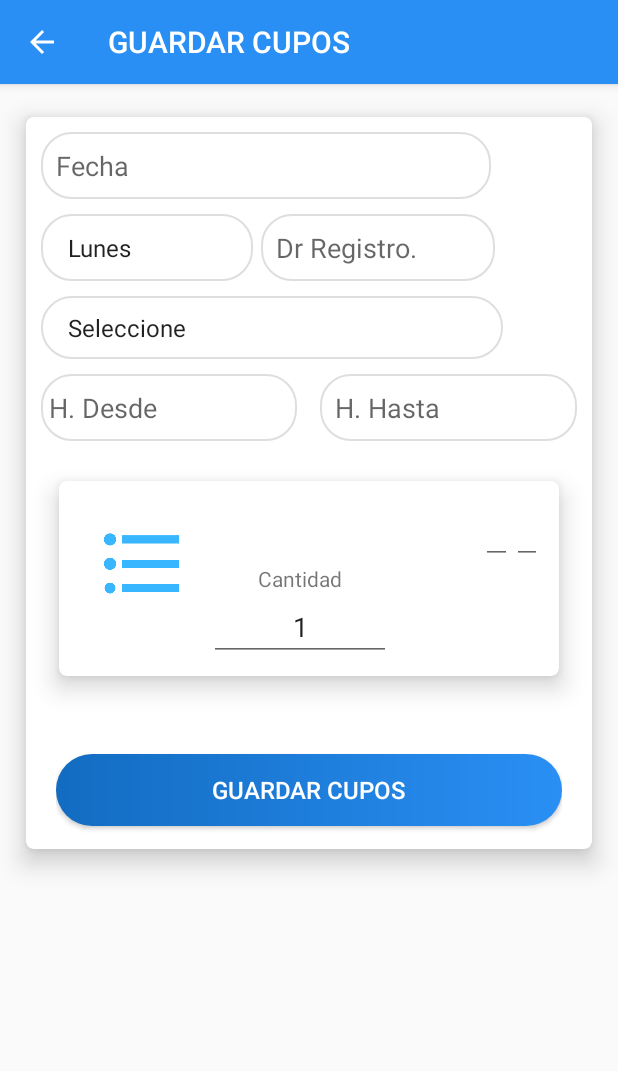
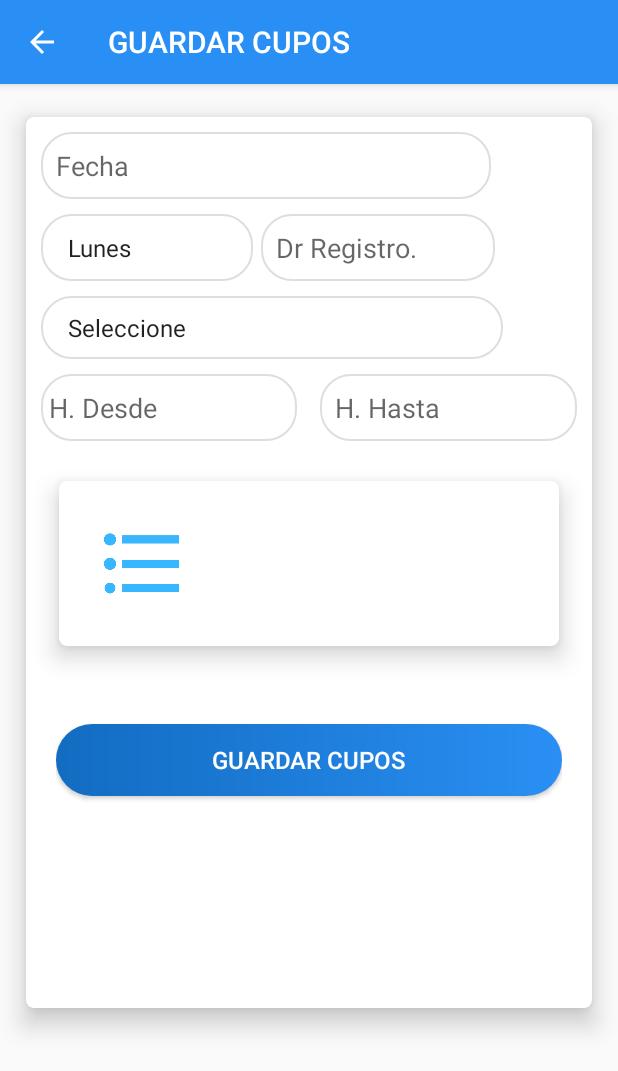
Before and after one commit to chasqui96/aplicacionMovil, an Android app: the CupoHorarioActivity screen opened directly, with no data from a screen before it, on a phone screen of 412 x 824 dp. Shown: the top 1071 px of the screen. Run offline under Robolectric (Android 15) with nearby library versions, the phone set to English and light mode, and no system bars; our stand-ins replace ButterKnife, CircleImageView.

Commit message:
main,nuevos cambios

```diff
--- a/app/src/main/java/com/example/clinica/Data/Preferences/SessionPreferences.java
+++ b/app/src/main/java/com/example/clinica/Data/Preferences/SessionPreferences.java
@@ -12,6 +12,9 @@ public class SessionPreferences {
     //Constantes sesión
     private static final String PREF_NOMBRE = "PREF_NAME";
     private static final String PREF_ID = "PREF_ID";
+    private static final String PREF_USER_NAME = "PREF_USER_NAME";
+    private static final String PREF_APELLIDO = "PREF_APELLIDO";
+    private static final String PREF_TIPO = "PREF_TIPO";
     private static final String PREF_CI = "PREF_CI";
     private static final String PREF_SESSION = "PREF_SESSION";
 
@@ -42,6 +45,9 @@ public class SessionPreferences {
     public void guardarUsuario(Personal personal){
         SharedPreferences.Editor editor = prefs.edit();
         editor.putString(PREF_NOMBRE, personal.getPer_nombre());
+        editor.putString(PREF_APELLIDO, personal.getPer_apellido());
+        editor.putString(PREF_USER_NAME, personal.getPer_username());
+        editor.putString(PREF_TIPO, personal.getPer_tipo());
         editor.putInt(PREF_ID, personal.getPer_id());
         editor.putString(PREF_CI, personal.getPer_ci());
         editor.putBoolean(PREF_SESSION,true);
@@ -62,6 +68,9 @@ public class SessionPreferences {
     public Personal getUsuario(){
         Personal _objPersonal = new Personal();
         _objPersonal.setPer_nombre(prefs.getString(PREF_NOMBRE,""));
+        _objPersonal.setPer_apellido(prefs.getString(PREF_APELLIDO,""));
+        _objPersonal.setPer_username(prefs.getString(PREF_USER_NAME,""));
+        _objPersonal.setPer_tipo(prefs.getString(PREF_TIPO,""));
         _objPersonal.setPer_ci(prefs.getString(PREF_CI,""));
         _objPersonal.setPer_id(prefs.getInt(PREF_ID,0));
 
--- a/app/src/main/java/com/example/clinica/Views/Activity/PrincipalActivity.java
+++ b/app/src/main/java/com/example/clinica/Views/Activity/PrincipalActivity.java
@@ -68,8 +68,8 @@ public class PrincipalActivity extends AppCompatActivity
         TextView tvNombre = header.findViewById(R.id.tvNombre);
         TextView tvEmail = header.findViewById(R.id.tvEmail);
 
-        tvNombre.setText(prefs.getUsuario().getPer_nombre());
-        tvEmail.setText(prefs.getUsuario().getPer_nombre());
+        tvNombre.setText(prefs.getUsuario().getPer_nombre()+" "+prefs.getUsuario().getPer_apellido());
+        tvEmail.setText(prefs.getUsuario().getPer_username()+"-"+prefs.getUsuario().getPer_tipo());
         //pbCarga = findViewById(R.id.pbCarga);
 
         //getCursos();
--- a/app/src/main/res/layout/activity_cupo_horario.xml
+++ b/app/src/main/res/layout/activity_cupo_horario.xml
@@ -11,26 +11,25 @@
     <android.support.v7.widget.CardView
 
         android:layout_width="match_parent"
-        android:layout_height="wrap_content"
+        android:layout_height="627dp"
         android:layout_margin="5dp"
         android:layout_marginTop="10dp"
-        app:cardUseCompatPadding="true"
+        app:cardCornerRadius="5dp"
         app:cardElevation="10dp"
-        app:cardCornerRadius="5dp"
-        >
+        app:cardUseCompatPadding="true">
 
         <RelativeLayout
             android:layout_width="match_parent"
             android:layout_height="match_parent">
 
             <LinearLayout
-                android:orientation="vertical"
                 android:layout_width="match_parent"
-                android:layout_height="wrap_content">
+                android:layout_height="wrap_content"
+                android:orientation="vertical">
+
                 <LinearLayout
                     android:layout_width="match_parent"
-                    android:layout_height="wrap_content"
-                    >
+                    android:layout_height="wrap_content">
 
                     <EditText
                         android:id="@+id/acEtFecha"
@@ -45,12 +44,11 @@
                         android:padding="10dp" />
 
 
+                </LinearLayout>
 
-                </LinearLayout>
                 <LinearLayout
                     android:layout_width="match_parent"
-                    android:layout_height="wrap_content"
-                    >
+                    android:layout_height="wrap_content">
 
                     <Spinner
                         android:id="@+id/acEtDia"
@@ -80,8 +78,7 @@
 
                 <LinearLayout
                     android:layout_width="match_parent"
-                    android:layout_height="wrap_content"
-                    >
+                    android:layout_height="wrap_content">
 
                     <Spinner
                         android:id="@+id/acEtDoctor"
@@ -96,24 +93,24 @@
 
 
                 </LinearLayout>
+
                 <LinearLayout
                     android:layout_width="match_parent"
-                    android:layout_height="wrap_content"
-                    >
+                    android:layout_height="wrap_content">
 
                     <EditText
                         android:id="@+id/acEtDesde"
                         android:layout_width="170dp"
                         android:layout_height="match_parent"
+                        android:layout_centerHorizontal="true"
                         android:layout_marginLeft="10dp"
                         android:layout_marginTop="10dp"
                         android:layout_marginRight="5dp"
+                        android:layout_weight="1"
                         android:background="@drawable/campo_redondeado"
                         android:hint="H. Desde"
-                        android:timePickerMode="spinner"
-                        android:layout_weight="1"
-                        android:layout_centerHorizontal="true"
-                        android:padding="5dp" />
+                        android:padding="5dp"
+                        android:timePickerMode="spinner" />
 
 
                     <EditText
@@ -137,10 +134,9 @@
                     android:layout_width="match_parent"
                     android:layout_height="wrap_content"
                     android:layout_margin="10dp"
-                    app:cardUseCompatPadding="true"
+                    app:cardCornerRadius="5dp"
                     app:cardElevation="10dp"
-                    app:cardCornerRadius="5dp"
-                    >
+                    app:cardUseCompatPadding="true">
 
                     <LinearLayout
                         android:layout_width="328dp"
@@ -150,11 +146,11 @@
 
 
                         <de.hdodenhof.circleimageview.CircleImageView
-                            android:layout_margin="10dp"
-                            android:src="@drawable/list"
                             android:id="@+id/rivCivImagen"
                             android:layout_width="70dp"
-                            android:layout_height="70dp" />
+                            android:layout_height="70dp"
+                            android:layout_margin="10dp"
+                            android:src="@drawable/list" />
 
                         <LinearLayout
                             android:layout_width="match_parent"
@@ -163,58 +159,29 @@
 
 
                             <LinearLayout
-                                android:weightSum="1"
                                 android:layout_width="match_parent"
-                                android:layout_height="wrap_content">
+                                android:layout_height="wrap_content"
+                                android:weightSum="1">
 
                                 <TextView
                                     android:id="@+id/etEspecialidad"
-                                    android:layout_width="match_parent"
-                                    android:layout_height="wrap_content"
+                                    android:layout_width="174dp"
+                                    android:layout_height="match_parent"
                                     android:layout_weight="0.9"
                                     android:text="@string/nombre_especialidad"
                                     android:textSize="20sp" />
-                                <EditText
-                                    android:id="@+id/IdEspecialidad"
-                                    android:layout_width="wrap_content"
-                                    android:layout_height="wrap_content"
-                                    android:text="" />
-                                <EditText
-                                    android:id="@+id/IdPersonal"
-                                    android:layout_width="wrap_content"
-                                    android:layout_height="wrap_content"
-                                    android:text="" />
 
                             </LinearLayout>
+
                             <LinearLayout
-                                android:layout_weight="1"
                                 android:layout_width="match_parent"
-                                android:layout_height="wrap_content">
+                                android:layout_height="wrap_content"
+                                android:layout_weight="1" />
 
-                                <TextView
-                                    android:layout_width="121dp"
-                                    android:layout_height="match_parent"
-                                    android:gravity="center"
-                                    android:text="@string/cantidad" />
-
-
-
-                            </LinearLayout>
                             <LinearLayout
-                                android:layout_weight="1"
                                 android:layout_width="match_parent"
-                                android:layout_height="wrap_content">
-
-                                <EditText
-                                    android:id="@+id/etCantidad"
-                                    android:layout_width="121dp"
-                                    android:layout_height="match_parent"
-                                    android:gravity="center"
-                                    android:inputType="number"
-                                    android:text="@string/cantidad_item" />
-
-
-                            </LinearLayout>
+                                android:layout_height="wrap_content"
+                                android:layout_weight="1" />
 
 
                         </LinearLayout>
@@ -223,20 +190,19 @@
                     </LinearLayout>
 
 
-
                 </android.support.v7.widget.CardView>
-
-                <Space
-                    android:layout_width="match_parent"
-                    android:layout_height="wrap_content" />
 
                 <LinearLayout
                     android:layout_width="match_parent"
                     android:layout_height="wrap_content"
                     android:orientation="vertical"
+                    android:paddingLeft="20dp"
                     android:paddingTop="20dp"
-                    android:paddingLeft="20dp"
                     android:paddingRight="20dp">
+
+                    <Space
+                        android:layout_width="match_parent"
+                        android:layout_height="wrap_content" />
 
                     <Button
                         android:id="@+id/acFabCupo"
@@ -258,11 +224,6 @@
             </LinearLayout>
 
 
-
-
-
-
         </RelativeLayout>
-    </android.support.v7.widget.CardView
-        >
+    </android.support.v7.widget.CardView>
 </LinearLayout>
--- a/app/src/main/res/menu/activity_principal_drawer.xml
+++ b/app/src/main/res/menu/activity_principal_drawer.xml
@@ -19,7 +19,7 @@
         <item
             android:id="@+id/nav_historial"
             android:icon="@drawable/ic_categorias"
-            android:title="Historial Cupos" />
+            android:title="Agendamiento" />
         <item
             android:id="@+id/nav_historial_reserva"
             android:icon="@drawable/ic_categorias"
--- a/app/src/main/res/values/strings.xml
+++ b/app/src/main/res/values/strings.xml
@@ -1,5 +1,5 @@
 <resources>
-    <string name="app_name">Clinica</string>
+    <string name="app_name">Clinica1.1</string>
     <string name="title_activity_principal">PrincipalActivity</string>
     <string name="navigation_drawer_open">Open navigation drawer</string>
     <string name="navigation_drawer_close">Close navigation drawer</string>
@@ -8,7 +8,7 @@
     <string name="nav_header_desc">Navigation header</string>
     <string name="action_settings">Settings</string>
 
-    <string name="title_activity_carga">Apk-Clinica</string>
+    <string name="title_activity_carga">ClinicApp</string>
     <string name="dummy_button">Dummy Button</string>
     <string name="dummy_content">DUMMY\nCONTENT</string>
 
```
Also changed, not shown: 1 other file.
